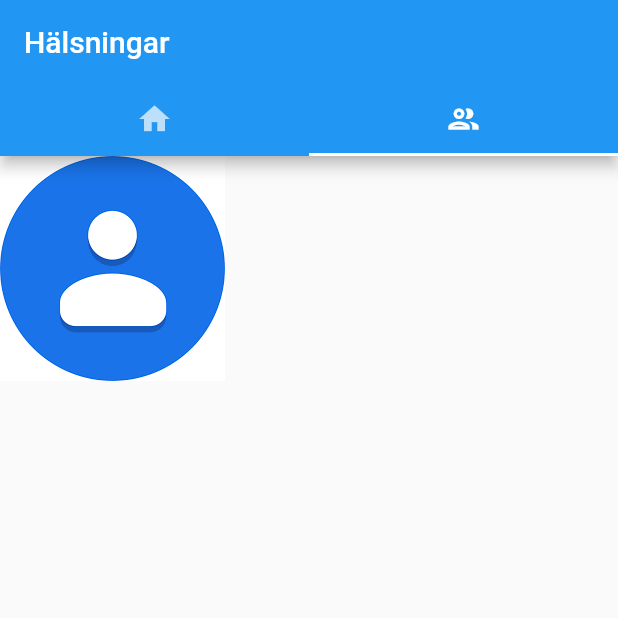
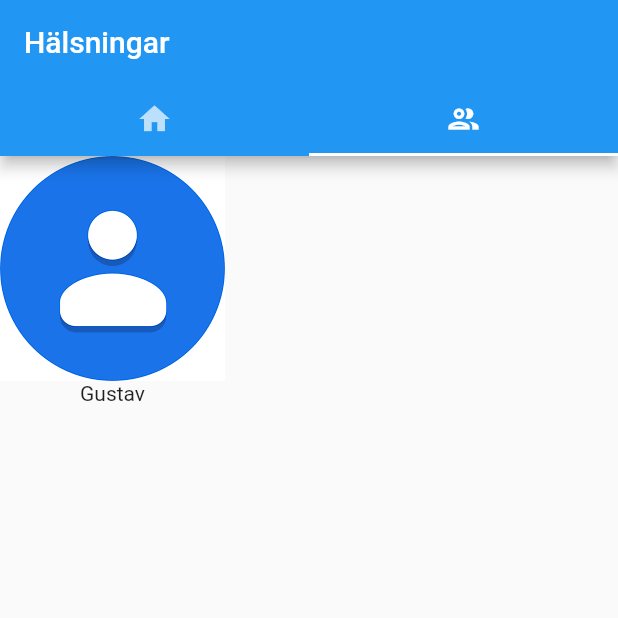
Before and after one commit to ConeCatLus/greetings, a Flutter app: the screen it shows after launch, tab 2 chosen, on a phone screen of 412 x 824 dp, the top half of it. Run offline on Flutter 3.47's test engine with Material 2 defaults, Android fonts, the light colour scheme and no system bars.

Commit message:
La till kontaktnamn under bild och gjorde bilden klickbar

```diff
--- /dev/null
+++ b/lib/pages/ContactViewPage.dart
@@ -0,0 +1,14 @@
+import 'package:flutter/material.dart';
+
+class ContactViewPage extends StatelessWidget {
+  const ContactViewPage({Key key}) : super(key: key);
+
+  @override
+  Widget build(BuildContext context) {
+    return MaterialApp(
+      home: Scaffold(
+        body: Text("Contact View"),
+      ),
+    );
+  }
+}
--- a/lib/widgets/ContactImageWidget.dart
+++ b/lib/widgets/ContactImageWidget.dart
@@ -1,4 +1,5 @@
 import 'package:flutter/material.dart';
+import 'package:greetings/pages/ContactViewPage.dart';
 
 class ContactImageWidget extends StatelessWidget {
   @override
@@ -8,8 +9,16 @@ class ContactImageWidget extends StatelessWidget {
                         width: 150,
                         height: 150
                         );
+    final name = new Text('Gustav', );
     return Container(
-      child: image,
+        child: GestureDetector(onTap: contactClicked,
+                          child: Column(children: [image, name],
+          ),
+        ),
     );
   }
 }
+
+void contactClicked() {
+  ContactViewPage();
+}
```
Also changed, not shown: pubspec.lock.
